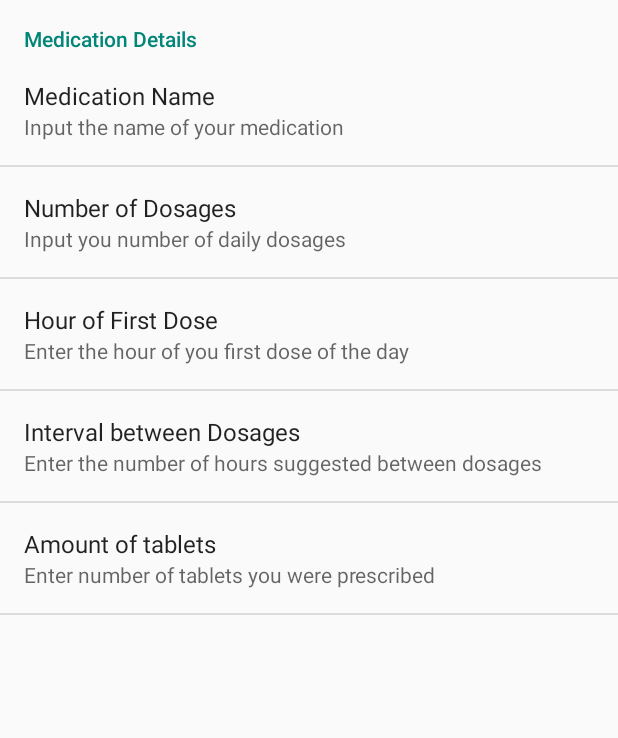
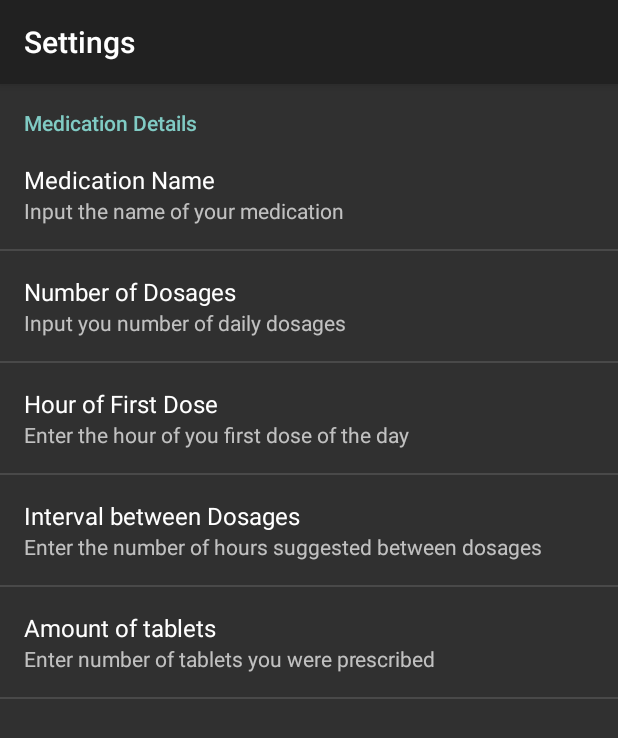
Before and after one commit to abeardeddev/MediTrackr, an Android app: the PrefSettings screen opened directly, with no data from a screen before it, on a phone screen of 412 x 824 dp. Shown: the top 738 px of the screen. Run offline under Robolectric (Android 15) with nearby library versions, the phone set to English and light mode, and no system bars.

Commit message:
First Build Using Android L Material Theme

```diff
--- a/MediTrackr/build.gradle
+++ b/MediTrackr/build.gradle
@@ -1,12 +1,12 @@
 apply plugin: 'android'
 
 android {
-    compileSdkVersion 19
-    buildToolsVersion "19.1.0"
+    compileSdkVersion "android-L"
+    buildToolsVersion "20.0.0"
 
     defaultConfig {
         minSdkVersion 16
-        targetSdkVersion 19
+        targetSdkVersion "L"
         versionCode 1
         versionName "1.0"
     }
--- a/MediTrackr/src/main/java/com/meditrackrv2/meditrackr/Dosages.java
+++ b/MediTrackr/src/main/java/com/meditrackrv2/meditrackr/Dosages.java
@@ -7,6 +7,7 @@ import android.content.Context;
 import android.content.Intent;
 import android.content.SharedPreferences;
 import android.preference.PreferenceManager;
+import android.support.v4.app.FragmentActivity;
 import android.support.v7.app.ActionBarActivity;
 import android.os.Bundle;
 import android.util.Log;
@@ -22,7 +23,7 @@ import java.util.Locale;
 import java.util.TimeZone;
 
 
-public class Dosages extends ActionBarActivity {
+public class Dosages extends FragmentActivity {
 
     private static final int RESULT_SETTINGS = 1;
     static int todaysDose = 1;
--- a/MediTrackr/src/main/res/values-v21/styles.xml
+++ b/MediTrackr/src/main/res/values-v21/styles.xml
@@ -1,7 +1,7 @@
 <resources>
 
     <!-- Base application theme. -->
-    <style name="AppTheme" parent="Theme.AppCompat.Light.DarkActionBar">
+    <style name="AppTheme" parent="android:Theme.Material">
         <!-- Customize your theme here. -->
     </style>
 
```
Also changed, not shown: 1 other file.
